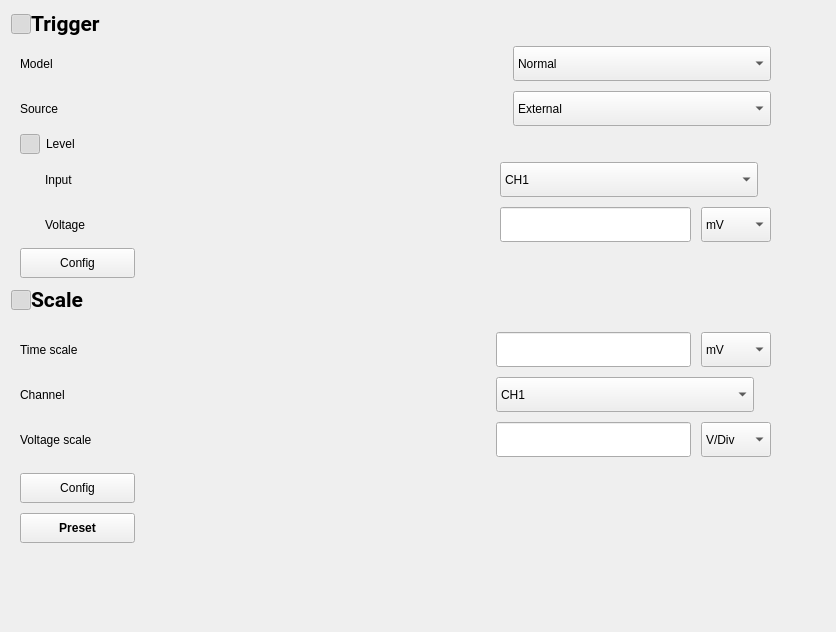
This is tas7061bb/widgets/wgContentRtm3004/wgContentRtm3004.ui in DoND8xforce/tas7061 as Qt 5 draws it before an edit. The edited form follows.
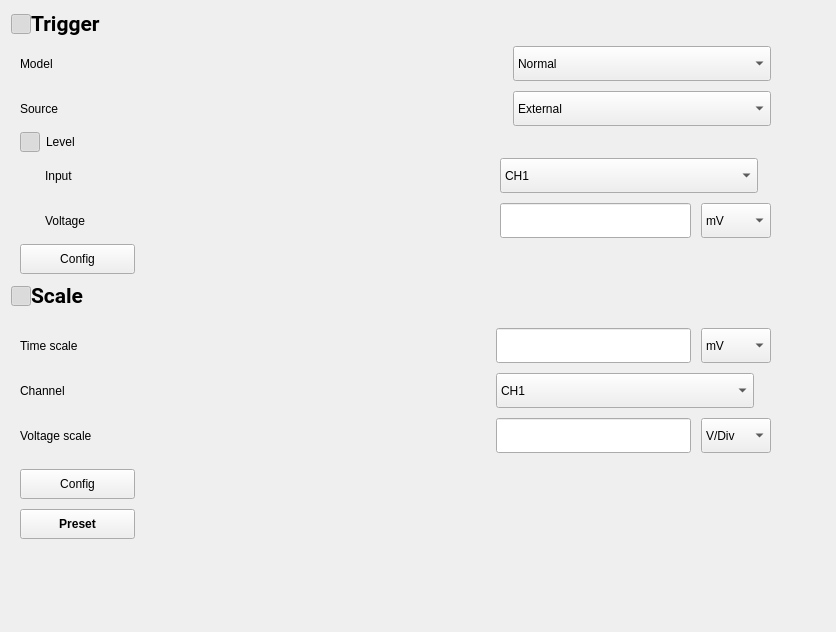
This is the edited form. Icons and pictures are not drawn.

What changed in the file:
```diff
--- a/tas7061bb/widgets/wgContentRtm3004/wgContentRtm3004.ui
+++ b/tas7061bb/widgets/wgContentRtm3004/wgContentRtm3004.ui
@@ -100,7 +100,7 @@
        <property name="minimumSize">
         <size>
          <width>769</width>
-         <height>250</height>
+         <height>0</height>
         </size>
        </property>
        <property name="styleSheet">
```
